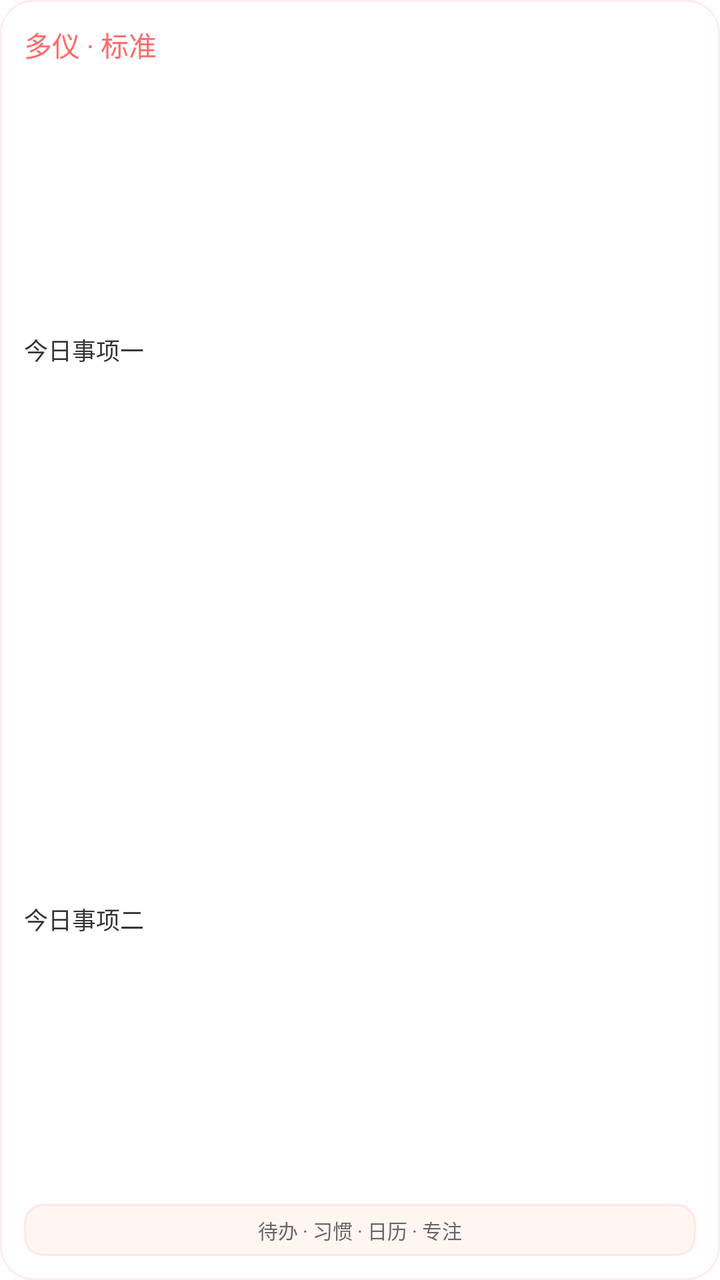
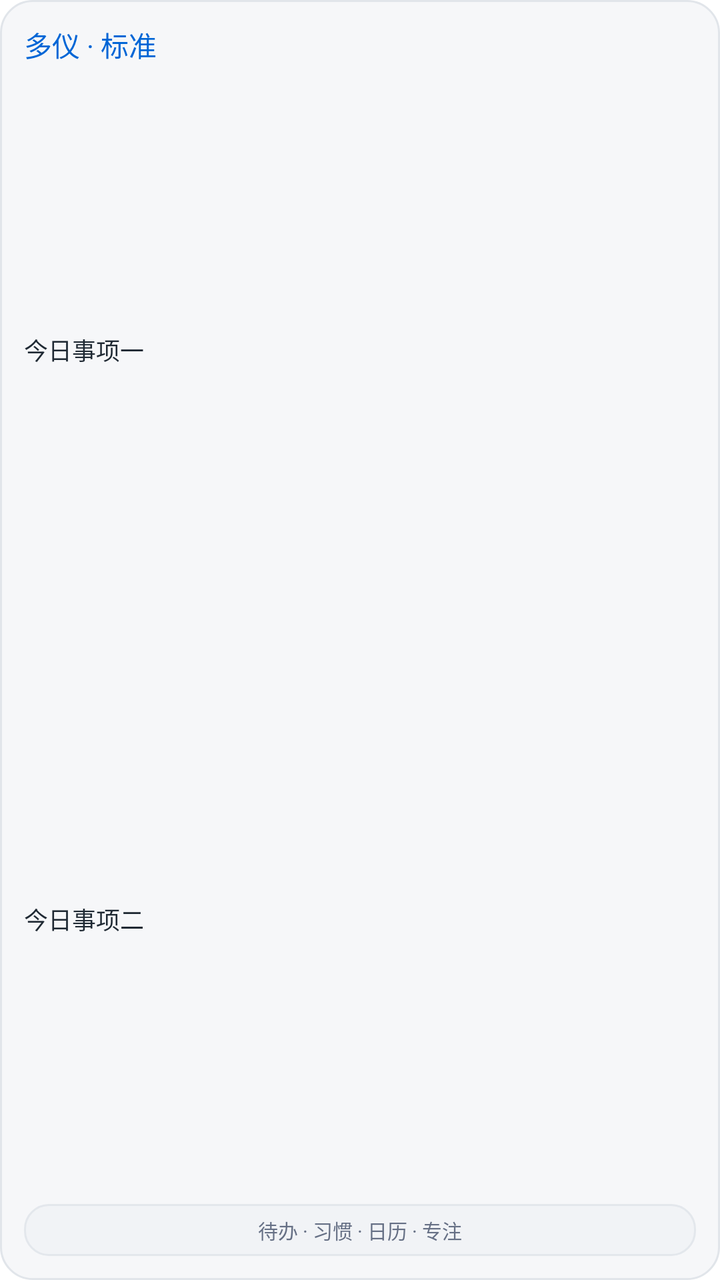

The first picture is an Android layout as it rendered before a commit; the second is the same layout after the commit. The layout source and the unified diff follow.
<!-- AndroidManifest.xml: fallback theme Theme.MaterialComponents.DayNight.NoActionBar -->
<!-- res/layout/duoyi_widget_preview_standard.xml -->
<?xml version="1.0" encoding="utf-8"?>
<LinearLayout xmlns:android="http://schemas.android.com/apk/res/android"
    android:layout_width="match_parent"
    android:layout_height="match_parent"
    android:orientation="vertical"
    android:padding="12dp"
    android:background="@drawable/widget_bg">

    <TextView
        android:layout_width="match_parent"
        android:layout_height="wrap_content"
        android:ellipsize="end"
        android:maxLines="1"
        android:text="多仪 · 标准"
        android:textColor="#FF6B6B"
        android:textSize="14sp" />

    <TextView
        android:layout_width="match_parent"
        android:layout_height="0dp"
        android:layout_weight="1"
        android:gravity="center_vertical"
        android:ellipsize="end"
        android:maxLines="1"
        android:text="今日事项一"
        android:textColor="#333333"
        android:textSize="12sp" />

    <TextView
        android:layout_width="match_parent"
        android:layout_height="0dp"
        android:layout_weight="1"
        android:gravity="center_vertical"
        android:ellipsize="end"
        android:maxLines="1"
        android:text="今日事项二"
        android:textColor="#333333"
        android:textSize="12sp" />

    <TextView
        android:layout_width="match_parent"
        android:layout_height="26dp"
        android:gravity="center"
        android:ellipsize="end"
        android:maxLines="1"
        android:background="@drawable/widget_nav_bg"
        android:text="待办 · 习惯 · 日历 · 专注"
        android:textColor="#666666"
        android:textSize="10sp" />
</LinearLayout>
<!-- resources referenced by this layout -->
<resources>
  <!-- drawable widget_bg (drawable) -->
  <?xml version="1.0" encoding="utf-8"?>
  <shape xmlns:android="http://schemas.android.com/apk/res/android"
      android:shape="rectangle">
      <corners android:radius="16dp" />
      <solid android:color="#FFFFFFFF" />
      <stroke android:width="1dp" android:color="#22FF6B6B" />
  </shape>
  <!-- drawable widget_nav_bg (drawable) -->
  <?xml version="1.0" encoding="utf-8"?>
  <shape xmlns:android="http://schemas.android.com/apk/res/android"
      android:shape="rectangle">
      <corners android:radius="9dp" />
      <solid android:color="#FFFFF6F2" />
      <stroke android:width="1dp" android:color="#22FF6B6B" />
  </shape>
</resources>

<!-- the commit's change to res/layout/duoyi_widget_preview_standard.xml (unified diff, before → after) -->
@@ -4,15 +4,16 @@
     android:layout_height="match_parent"
     android:orientation="vertical"
     android:padding="12dp"
-    android:background="@drawable/widget_bg">
+    android:background="@drawable/widget_picker_preview_background">
 
     <TextView
         android:layout_width="match_parent"
         android:layout_height="wrap_content"
         android:ellipsize="end"
         android:maxLines="1"
-        android:text="多仪 · 标准"
-        android:textColor="#FF6B6B"
+        android:text="@string/widget_preview_standard_title"
+        android:textColor="#FF0066D6"
+        android:textStyle="normal"
         android:textSize="14sp" />
 
     <TextView
@@ -22,8 +23,9 @@
         android:gravity="center_vertical"
         android:ellipsize="end"
         android:maxLines="1"
-        android:text="今日事项一"
-        android:textColor="#333333"
+        android:text="@string/widget_preview_standard_sample_one"
+        android:textColor="#FF1F2933"
+        android:textStyle="normal"
         android:textSize="12sp" />
 
     <TextView
@@ -33,8 +35,9 @@
         android:gravity="center_vertical"
         android:ellipsize="end"
         android:maxLines="1"
-        android:text="今日事项二"
-        android:textColor="#333333"
+        android:text="@string/widget_preview_standard_sample_two"
+        android:textColor="#FF1F2933"
+        android:textStyle="normal"
         android:textSize="12sp" />
 
     <TextView
@@ -43,8 +46,9 @@
         android:gravity="center"
         android:ellipsize="end"
         android:maxLines="1"
-        android:background="@drawable/widget_nav_bg"
-        android:text="待办 · 习惯 · 日历 · 专注"
-        android:textColor="#666666"
+        android:background="@drawable/widget_picker_preview_nav_background"
+        android:text="@string/widget_preview_navigation_labels"
+        android:textColor="#FF667085"
+        android:textStyle="normal"
         android:textSize="10sp" />
 </LinearLayout>
<!-- resource entries referenced after the edit -->
@@ -1,20 +1,28 @@
 <!-- resources referenced by this layout -->
 <resources>
-  <!-- drawable widget_bg (drawable) -->
+  <!-- drawable widget_picker_preview_background (drawable) -->
   <?xml version="1.0" encoding="utf-8"?>
   <shape xmlns:android="http://schemas.android.com/apk/res/android"
       android:shape="rectangle">
+      <solid android:color="#FFF6F7F9" />
+      <stroke
+          android:width="1dp"
+          android:color="#FFE1E5EA" />
       <corners android:radius="16dp" />
-      <solid android:color="#FFFFFFFF" />
-      <stroke android:width="1dp" android:color="#22FF6B6B" />
   </shape>
-  <!-- drawable widget_nav_bg (drawable) -->
+  <!-- drawable widget_picker_preview_nav_background (drawable) -->
   <?xml version="1.0" encoding="utf-8"?>
   <shape xmlns:android="http://schemas.android.com/apk/res/android"
       android:shape="rectangle">
-      <corners android:radius="9dp" />
-      <solid android:color="#FFFFF6F2" />
-      <stroke android:width="1dp" android:color="#22FF6B6B" />
+      <solid android:color="#FFF1F3F6" />
+      <stroke
+          android:width="1dp"
+          android:color="#FFE3E7EC" />
+      <corners android:radius="12dp" />
   </shape>
+  <string name="widget_preview_navigation_labels">待办 · 习惯 · 日历 · 专注</string>
+  <string name="widget_preview_standard_sample_one">今日事项一</string>
+  <string name="widget_preview_standard_sample_two">今日事项二</string>
+  <string name="widget_preview_standard_title">多仪 · 标准</string>
 </resources>
 
